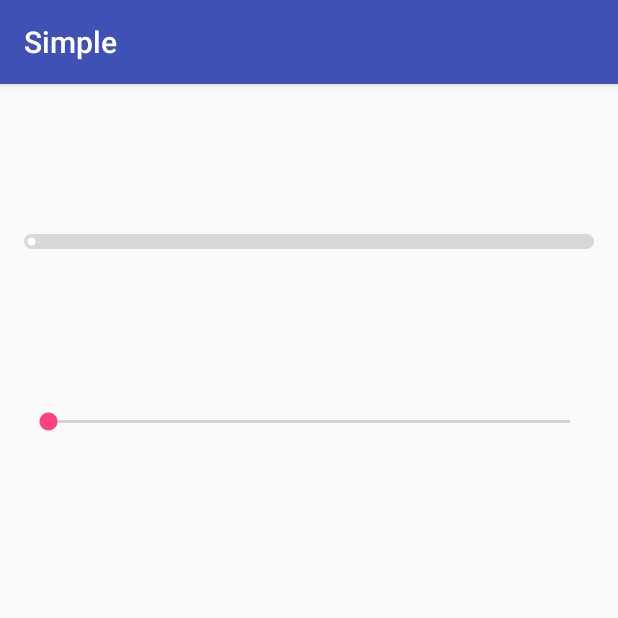
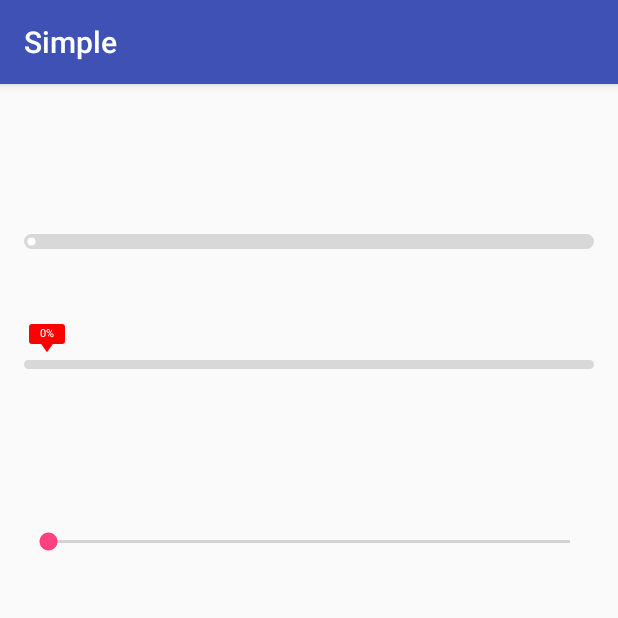
Before and after one commit to liihuu/ProgressBar, an Android app: the screen it shows after launch (MainActivity), on a phone screen of 412 x 824 dp, the top half of it. Run offline under Robolectric (Android 15) with nearby library versions, the phone set to English and light mode, and no system bars.

Commit message:
新增带浮动文字的progress bar

```diff
--- a/ProgressBar/Simple/src/main/java/com/geqian/simple/MainActivity.java
+++ b/ProgressBar/Simple/src/main/java/com/geqian/simple/MainActivity.java
@@ -4,6 +4,7 @@ import android.support.v7.app.AppCompatActivity;
 import android.os.Bundle;
 import android.widget.SeekBar;
 
+import com.geqian.progressbar.FloatTextProgressBar;
 import com.geqian.progressbar.ProgressBar;
 
 public class MainActivity extends AppCompatActivity {
@@ -13,12 +14,16 @@ public class MainActivity extends AppCompatActivity {
         super.onCreate(savedInstanceState);
         setContentView(R.layout.activity_main);
         SeekBar seekBar = (SeekBar) findViewById(R.id.seekBar);
-        final ProgressBar progressBar = (ProgressBar) findViewById(R.id.progress);
+
+        final ProgressBar progressBar = (ProgressBar) findViewById(R.id.progressBar);
+
+        final FloatTextProgressBar floatTextProgressBar = (FloatTextProgressBar) findViewById(R.id.floatTextProgressBar);
 
         seekBar.setOnSeekBarChangeListener(new SeekBar.OnSeekBarChangeListener() {
             @Override
             public void onProgressChanged(SeekBar seekBar, int progress, boolean fromUser) {
                 progressBar.setProgress(progress);
+                floatTextProgressBar.setProgress(progress);
             }
 
             @Override
@@ -31,5 +36,6 @@ public class MainActivity extends AppCompatActivity {
 
             }
         });
+
     }
 }
--- a/ProgressBar/Simple/src/main/res/layout/activity_main.xml
+++ b/ProgressBar/Simple/src/main/res/layout/activity_main.xml
@@ -7,7 +7,7 @@
     android:paddingRight="@dimen/activity_horizontal_margin"
     android:layout_height="match_parent">
     <com.geqian.progressbar.ProgressBar
-        android:id="@+id/progress"
+        android:id="@+id/progressBar"
         android:layout_marginTop="100dp"
         android:layout_width="match_parent"
         android:layout_height="10dp"
@@ -16,6 +16,18 @@
         app:middleFillColor="#B03060"
         app:endFillColor="#e03060"
         app:arrowPointRadius="6dp"/>
+
+    <com.geqian.progressbar.FloatTextProgressBar
+        android:id="@+id/floatTextProgressBar"
+        android:layout_width="match_parent"
+        android:layout_marginTop="50dp"
+        android:layout_height="30dp"
+        app:backgroundColor="#d8d8d8"
+        app:startFillColor="#ff0000"
+        app:triangleColor="#ff0000"
+        app:rectColor="#ff0000"
+        app:textColor="#fff"/>
+
     <SeekBar
         android:id="@+id/seekBar"
         android:layout_width="match_parent"
--- /dev/null
+++ b/ProgressBar/progressbar/src/main/java/com/geqian/progressbar/FloatTextProgressBar.java
@@ -0,0 +1,272 @@
+package com.geqian.progressbar;
+
+import android.content.Context;
+import android.content.res.TypedArray;
+import android.graphics.Canvas;
+import android.graphics.Paint;
+import android.graphics.Path;
+import android.graphics.RectF;
+import android.util.AttributeSet;
+import android.view.View;
+
+/**
+ * Created by woniu on 16/7/7.
+ */
+public class FloatTextProgressBar extends View {
+
+    private Context context;
+
+    /**整个控件宽度*/
+    private float width;
+
+    /**整个控件高度*/
+    private float height;
+
+    /**进度条宽度*/
+    private float progressWidth;
+
+    /**进度条高度*/
+    private float progressHeight;
+
+    /**浮动框宽度*/
+    private float floatRectWidth;
+
+    /**浮动框高度*/
+    private float floatRectHeight;
+
+    /**三角形宽度*/
+    private float triangleWidth;
+
+    /**三角形高度*/
+    private float triangleHeight;
+
+    /**浮动框左右边距*/
+    private float margin;
+
+    /**文字大小*/
+    private float textSize;
+
+    /**三角形颜色*/
+    private int triangleColor;
+
+    /**浮动框颜色*/
+    private int rectColor;
+
+    /**进度条填充颜色*/
+    private int fillColor;
+
+    /**进度条未填充颜色*/
+    private int backgroundColor;
+
+    /**文字颜色*/
+    private int textColor;
+
+    /**进度条*/
+    private int progress;
+
+    public FloatTextProgressBar(Context context) {
+        super(context);
+    }
+
+    public FloatTextProgressBar(Context context, AttributeSet attrs) {
+        super(context, attrs);
+        init(context,attrs);
+    }
+
+    public FloatTextProgressBar(Context context, AttributeSet attrs, int defStyleAttr) {
+        super(context, attrs, defStyleAttr);
+        init(context,attrs);
+    }
+
+    private void init(Context context, AttributeSet attrs){
+        this.context = context;
+        TypedArray a = context.obtainStyledAttributes(attrs,
+                R.styleable.progressBar);
+
+        progress = a.getInteger(R.styleable.progressBar_progress, 0);
+        triangleColor = a.getColor(R.styleable.progressBar_triangleColor, 0xffff0000);
+        rectColor = a.getColor(R.styleable.progressBar_rectColor, 0xffff0000);
+        fillColor = a.getColor(R.styleable.progressBar_startFillColor, 0xffff0000);
+        textColor = a.getColor(R.styleable.progressBar_textColor, 0xffffffff);
+        backgroundColor = a.getColor(R.styleable.progressBar_backgroundColor, 0xfff4f4f4);
+        a.recycle();
+
+    }
+
+    /**
+     * 获取各元素尺寸
+     */
+    private void getDimension(){
+        width = getWidth();
+        height = getHeight();
+        progressWidth = (float) progress / 100 * width;
+        progressHeight = height / 5;
+        floatRectWidth = height /  5 * 4;
+        floatRectHeight = height / 9 * 4;
+        triangleWidth = height / 7 * 2;
+        triangleHeight = height / 5 + height / 7 * 3;
+        margin = dip2px(3);
+        textSize = height / 4;
+    }
+
+
+    @Override
+    protected void onDraw(Canvas canvas) {
+        super.onDraw(canvas);
+        getDimension();
+        Paint paint = new Paint();
+        paint.setAntiAlias(true);
+        drawProgress(canvas, paint);
+        drawFloatRect(canvas, paint);
+        drawText(canvas, paint);
+    }
+
+    /**
+     * 绘制进度条
+     * @param canvas
+     * @param paint
+     */
+    private void drawProgress(Canvas canvas, Paint paint){
+
+        //绘制未填充进度条
+        paint.setColor(backgroundColor);
+        RectF backgroundRectF = new RectF(0, height - progressHeight, width, height);
+        canvas.drawRoundRect(backgroundRectF, progressHeight / 2, progressHeight / 2, paint);
+
+        //绘制填充条
+        paint.setColor(fillColor);
+        RectF fillRectF = new RectF(0, height - progressHeight, progressWidth, height);
+        canvas.drawRoundRect(fillRectF, progressHeight / 2, progressHeight / 2, paint);
+    }
+
+    /**
+     * 绘制浮动框
+     * @param canvas
+     * @param paint
+     */
+    private void drawFloatRect(Canvas canvas, Paint paint){
+
+        if (progressWidth < floatRectWidth + margin){
+            //绘制浮动框
+            paint.setColor(rectColor);
+            RectF floatRectF = new RectF(margin, 0, margin + floatRectWidth, floatRectHeight);
+            canvas.drawRoundRect(floatRectF, dip2px(2), dip2px(2), paint);
+
+            //绘制三角形
+            paint.setColor(triangleColor);
+            Path path = new Path();
+            path.moveTo(margin + floatRectWidth / 2 - triangleWidth / 2, height / 7 * 3);
+            path.lineTo(margin + floatRectWidth / 2 + triangleWidth / 2, height / 7 * 3);
+            path.lineTo(margin + floatRectWidth / 2, floatRectWidth / 4 + height / 7 * 3);
+            path.close();
+            canvas.drawPath(path, paint);
+        } else if (width - progressWidth < floatRectWidth + margin){
+            //绘制浮动框
+            paint.setColor(rectColor);
+            RectF floatRectF = new RectF(width - floatRectWidth - margin ,0, width - margin, floatRectHeight);
+            canvas.drawRoundRect(floatRectF, dip2px(2), dip2px(2), paint);
+
+            //绘制三角形
+            paint.setColor(triangleColor);
+            Path path = new Path();
+            path.moveTo(width - margin - floatRectWidth / 2 - triangleWidth / 2, height / 7 * 3);
+            path.lineTo(width - margin - floatRectWidth / 2 + triangleWidth / 2, height / 7 * 3);
+            path.lineTo(width - margin - floatRectWidth / 2, floatRectWidth / 4 + height / 7 * 3);
+            path.close();
+            canvas.drawPath(path, paint);
+        } else {
+            //绘制浮动框
+            paint.setColor(rectColor);
+            RectF floatRectF = new RectF(progressWidth - floatRectWidth / 2 ,0, progressWidth + floatRectWidth / 2, floatRectHeight);
+            canvas.drawRoundRect(floatRectF, dip2px(2), dip2px(2), paint);
+
+            //绘制三角形
+            paint.setColor(triangleColor);
+            Path path = new Path();
+            path.moveTo(progressWidth - triangleWidth / 2, height / 7 * 3);
+            path.lineTo(progressWidth + triangleWidth / 2, height / 7 * 3);
+            path.lineTo(progressWidth, floatRectWidth / 4 + height / 7 * 3);
+            path.close();
+            canvas.drawPath(path, paint);
+        }
+    }
+
+    /**
+     * 绘制文字
+     * @param canvas
+     * @param paint
+     */
+    private void drawText(Canvas canvas, Paint paint){
+        paint.setColor(textColor);
+        paint.setTextSize(textSize);
+        float textWidth = paint.measureText(progress + "%");
+        if (progressWidth < floatRectWidth + margin) {
+            canvas.drawText(progress + "%", margin + floatRectWidth / 2 - textWidth / 2, floatRectHeight / 2 + textSize / 4, paint);
+        } else if (width - progressWidth < floatRectWidth + margin){
+            canvas.drawText(progress + "%", width - margin - floatRectWidth / 2 - textWidth / 2, floatRectHeight / 2 + textSize / 4, paint);
+        } else {
+            canvas.drawText(progress + "%", progressWidth - textWidth / 2, floatRectHeight / 2 + textSize / 4, paint);
+        }
+    }
+
+
+    /**
+     * dp转px
+     * @param dpValue
+     * @return
+     */
+    public int dip2px(float dpValue) {
+        final float scale = this.context.getResources().getDisplayMetrics().density;
+        return (int) (dpValue * scale + 0.5f);
+    }
+
+    /**
+     * 设置进度
+     * @param progress
+     */
+    public void setProgress(int progress) {
+        this.progress = progress;
+        invalidate();
+    }
+
+    /**
+     * 设置文字颜色
+     * @param textColor
+     */
+    public void setTextColor(int textColor) {
+        this.textColor = textColor;
+    }
+
+    /**
+     * 设置进度条未填充色
+     * @param backgroundColor
+     */
+    @Override
+    public void setBackgroundColor(int backgroundColor) {
+        this.backgroundColor = backgroundColor;
+    }
+
+    /**
+     * 设置进度条填充色
+     * @param fillColor
+     */
+    public void setFillColor(int fillColor) {
+        this.fillColor = fillColor;
+    }
+
+    /**
+     * 设置浮动框颜色
+     * @param rectColor
+     */
+    public void setRectColor(int rectColor) {
+        this.rectColor = rectColor;
+    }
+
+    /**
+     * 设置三角形颜色
+     * @param triangleColor
+     */
+    public void setTriangleColor(int triangleColor) {
+        this.triangleColor = triangleColor;
+    }
+}
--- a/ProgressBar/progressbar/src/main/res/values/attr.xml
+++ b/ProgressBar/progressbar/src/main/res/values/attr.xml
@@ -9,6 +9,9 @@
         <attr name="endFillColor" format="reference|color" />
         <attr name="arrowPointColor" format="reference|color" />
         <attr name="arrowPointRadius" format="dimension|reference" />
+        <attr name="triangleColor" format="reference|color" />
+        <attr name="rectColor" format="reference|color" />
+        <attr name="textColor" format="reference|color" />
     </declare-styleable>
 
 </resources>
```
